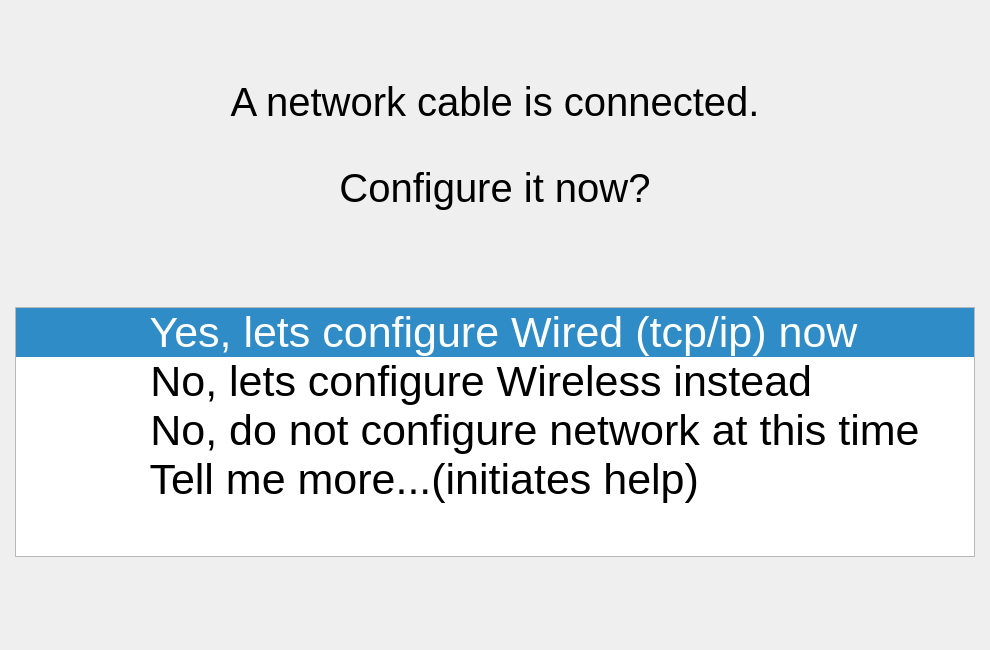
This is setupwizard/form/nwireconfigquery.ui in neuros/tvpc as Qt 5 draws it before an edit. The edited form follows.
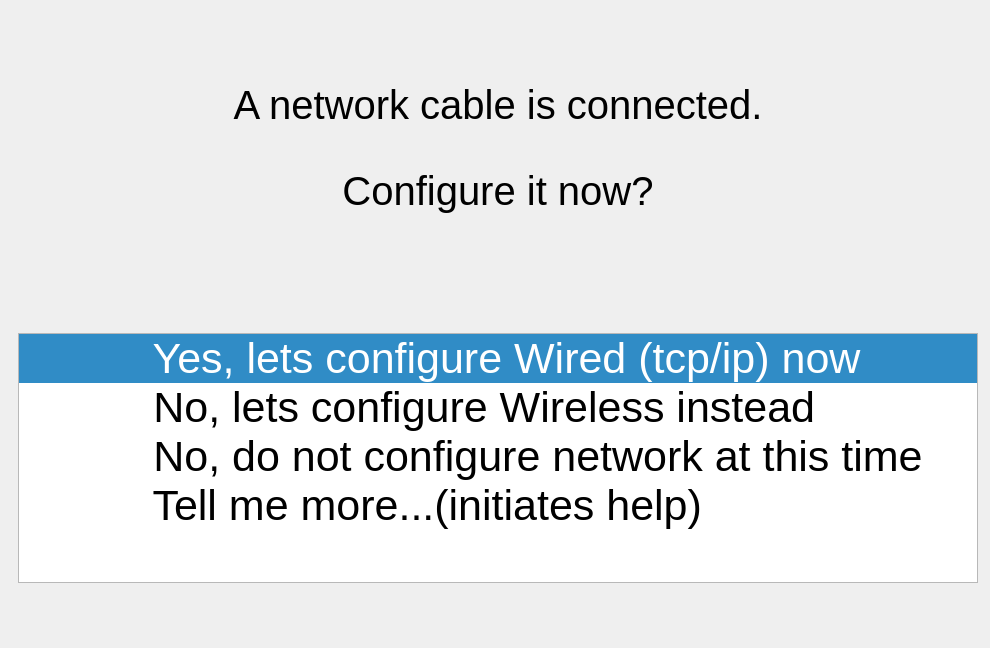
This is the edited form.

```diff
--- a/setupwizard/form/nwireconfigquery.ui
+++ b/setupwizard/form/nwireconfigquery.ui
@@ -1,12 +1,12 @@
 <ui version="4.0" >
- <class>NWireConfigQueryDlg</class>
- <widget class="QDialog" name="NWireConfigQueryDlg" >
+ <class>NWireConfigQueryForm</class>
+ <widget class="QWidget" name="NWireConfigQueryForm" >
   <property name="geometry" >
    <rect>
     <x>0</x>
     <y>0</y>
     <width>990</width>
-    <height>650</height>
+    <height>648</height>
    </rect>
   </property>
   <property name="windowTitle" >
@@ -21,7 +21,7 @@
      <property name="sizeHint" stdset="0" >
       <size>
        <width>957</width>
-       <height>38</height>
+       <height>58</height>
       </size>
      </property>
     </spacer>
@@ -134,25 +134,38 @@
      <property name="sizeHint" stdset="0" >
       <size>
        <width>957</width>
-       <height>37</height>
+       <height>59</height>
       </size>
      </property>
     </spacer>
    </item>
-   <item row="4" column="0" >
+   <item rowspan="2" row="4" column="0" colspan="2" >
     <spacer name="horizontalSpacer_5" >
      <property name="orientation" >
       <enum>Qt::Horizontal</enum>
      </property>
      <property name="sizeHint" stdset="0" >
       <size>
+       <width>963</width>
+       <height>253</height>
+      </size>
+     </property>
+    </spacer>
+   </item>
+   <item rowspan="2" row="4" column="2" >
+    <spacer name="horizontalSpacer_6" >
+     <property name="orientation" >
+      <enum>Qt::Horizontal</enum>
+     </property>
+     <property name="sizeHint" stdset="0" >
+      <size>
        <width>75</width>
        <height>297</height>
       </size>
      </property>
     </spacer>
    </item>
-   <item row="4" column="1" >
+   <item row="5" column="1" >
     <widget class="QListWidget" name="configqurylist" >
      <property name="minimumSize" >
       <size>
@@ -199,20 +212,7 @@
      </item>
     </widget>
    </item>
-   <item row="4" column="2" >
-    <spacer name="horizontalSpacer_6" >
-     <property name="orientation" >
-      <enum>Qt::Horizontal</enum>
-     </property>
-     <property name="sizeHint" stdset="0" >
-      <size>
-       <width>75</width>
-       <height>297</height>
-      </size>
-     </property>
-    </spacer>
-   </item>
-   <item row="5" column="1" >
+   <item row="6" column="1" >
     <spacer name="verticalSpacer" >
      <property name="orientation" >
       <enum>Qt::Vertical</enum>
```
